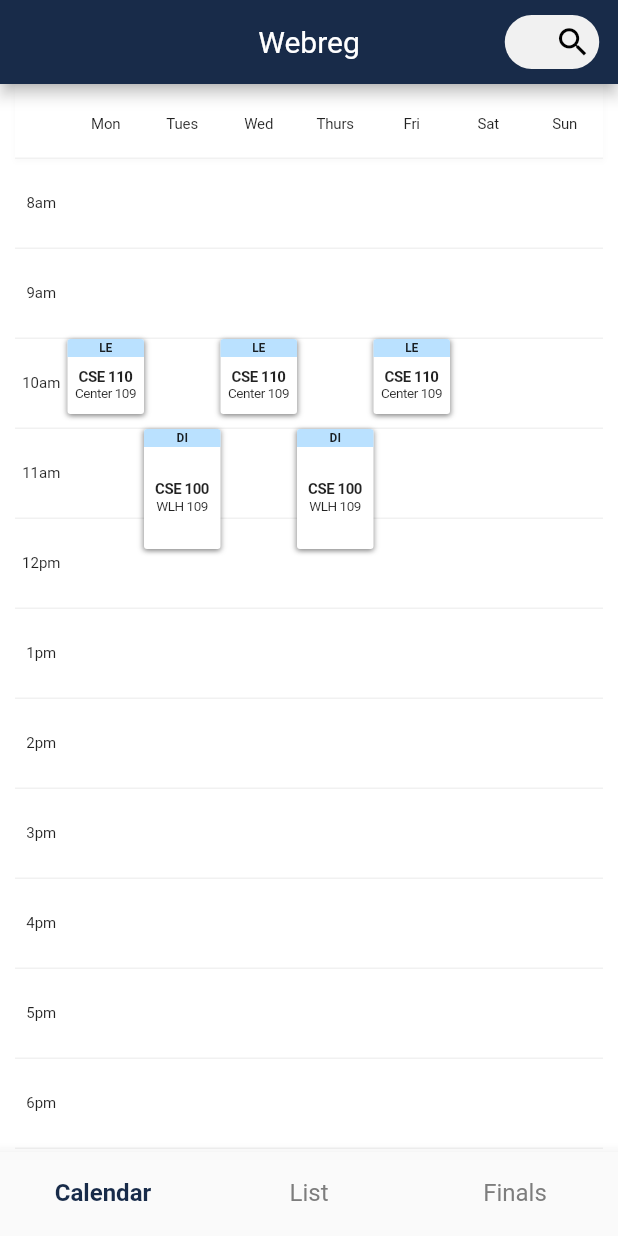
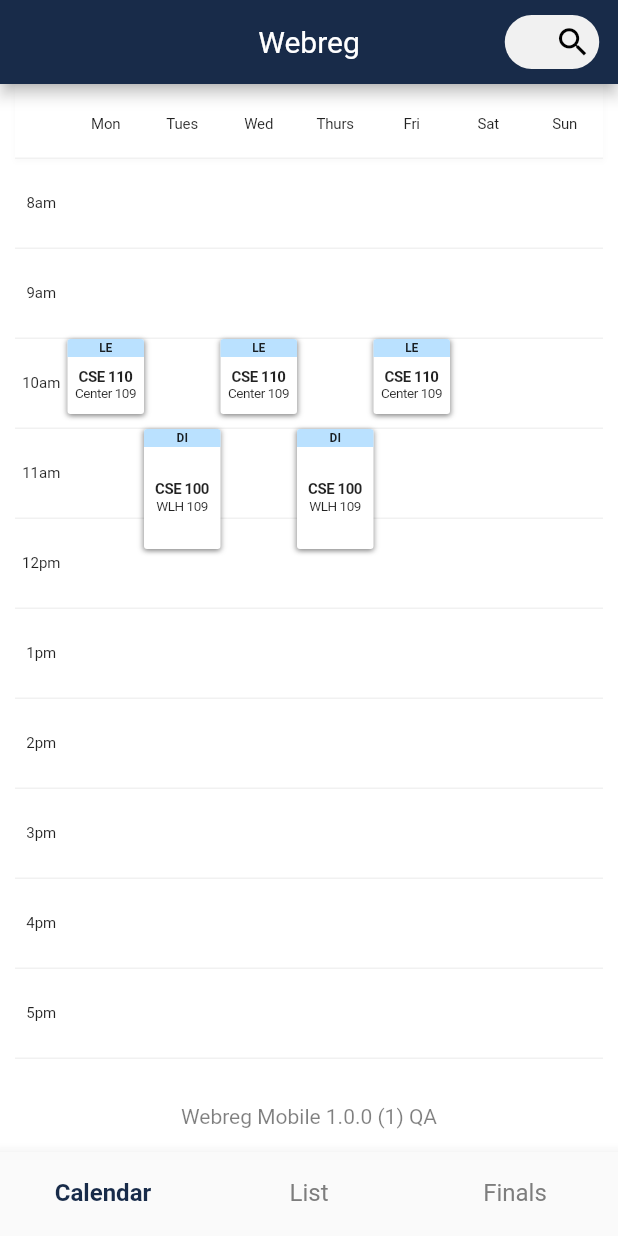
Before and after one commit to UCSD/webreg-mobile, a Flutter app: the screen it shows after launch, on a phone screen of 412 x 824 dp. Run offline on Flutter 3.47's test engine with Material 2 defaults, Android fonts, the light colour scheme and no system bars; our stand-ins replace package_info_plus.

Commit message:
add build info to calendar view

```diff
--- a/lib/ui/calendar/calendar.dart
+++ b/lib/ui/calendar/calendar.dart
@@ -1,8 +1,8 @@
 import 'package:flutter/material.dart';
+import 'package:webreg_mobile_flutter/app_constants.dart';
 import 'package:webreg_mobile_flutter/app_styles.dart';
-import 'package:webreg_mobile_flutter/app_constants.dart';
 import 'package:webreg_mobile_flutter/ui/calendar/calendar_card.dart';
-import 'package:webreg_mobile_flutter/ui/calendar/bottom_course_card.dart';
+import 'package:webreg_mobile_flutter/ui/common/build_info.dart';
 
 class Calendar extends StatelessWidget {
   Calendar(this.color);
@@ -88,14 +88,20 @@
   ];
 
   double getTimeDifference(String start, String end, String prefix) {
-    double diff = DateTime.parse(prefix + end).difference(DateTime.parse(prefix + start)).inMinutes.toDouble();
+    double diff = DateTime.parse(prefix + end)
+        .difference(DateTime.parse(prefix + start))
+        .inMinutes
+        .toDouble();
     print(diff.toString());
     return diff;
   }
 
   @override
   Widget build(BuildContext context) {
-    double calendarCardWidth = (MediaQuery.of(context).size.width - CalendarStyles.calendarTimeWidth - 20) / 7;
+    double calendarCardWidth = (MediaQuery.of(context).size.width -
+            CalendarStyles.calendarTimeWidth -
+            20) /
+        7;
 
     return Container(
         color: Colors.white,
@@ -127,23 +133,23 @@
                     ),
                     Expanded(
                         child: Row(
-                    children: dayOfWeek.map((day) => Expanded(
+                      children: dayOfWeek
+                          .map((day) => Expanded(
                                 flex: 1,
                                 child: Container(
                                     child: Center(
-                          child: Text(day, style: TextStyle(fontSize: 10, letterSpacing: -0.1))
-                        )
-                      ),
-                    )).toList(),
-                  )
-                )
+                                        child: Text(day,
+                                            style: TextStyle(
+                                                fontSize: 10,
+                                                letterSpacing: -0.1)))),
+                              ))
+                          .toList(),
+                    ))
                   ],
-            )
-          ),
+                )),
 
             Expanded(
-            child: Stack(
-              children: <Widget>[
+                child: Stack(children: <Widget>[
               // calendar body
               ListView.builder(
                   itemCount: times.length,
@@ -164,66 +170,26 @@
                               SizedBox(
                                   width: CalendarStyles.calendarTimeWidth,
                                   child: Center(
-                              child: Text(times[index], style: TextStyle(fontSize: 10)),
-                            )
-                          )
-                        ]
-                      )
-                    );
-                  }
-                ),
+                                    child: Text(times[index],
+                                        style: TextStyle(fontSize: 10)),
+                                  ))
+                            ]));
+                  }),
 
-                CalendarCard(
-                  '10:00',
-                  '10:50',
-                  '2020-06-06T',
-                  0,
-                  'LE',
-                  'CSE 110',
-                  'Center 109'
-                ),
-                CalendarCard(
-                  '10:00',
-                  '10:50',
-                  '2020-06-06T',
-                  2,
-                  'LE',
-                  'CSE 110',
-                  'Center 109'
-                ),
-                CalendarCard(
-                  '10:00',
-                  '10:50',
-                  '2020-06-06T',
-                  4,
-                  'LE',
-                  'CSE 110',
-                  'Center 109'
-                ),
+              CalendarCard('10:00', '10:50', '2020-06-06T', 0, 'LE', 'CSE 110',
+                  'Center 109'),
+              CalendarCard('10:00', '10:50', '2020-06-06T', 2, 'LE', 'CSE 110',
+                  'Center 109'),
+              CalendarCard('10:00', '10:50', '2020-06-06T', 4, 'LE', 'CSE 110',
+                  'Center 109'),
 
-                CalendarCard(
-                  '11:00',
-                  '12:20',
-                  '2020-06-06T',
-                  1,
-                  'DI',
-                  'CSE 100',
-                  'WLH 109'
-                ),
-                CalendarCard(
-                  '11:00',
-                  '12:20',
-                  '2020-06-06T',
-                  3,
-                  'DI',
-                  'CSE 100',
-                  'WLH 109'
-                ),
-              ]
-            )
-          )
+              CalendarCard('11:00', '12:20', '2020-06-06T', 1, 'DI', 'CSE 100',
+                  'WLH 109'),
+              CalendarCard('11:00', '12:20', '2020-06-06T', 3, 'DI', 'CSE 100',
+                  'WLH 109'),
+            ])),
+            BuildInfo(),
           ],
-      )
-    );
+        ));
   }
 }
--- /dev/null
+++ b/lib/ui/common/build_info.dart
@@ -0,0 +1,56 @@
+import 'package:flutter/material.dart';
+import 'package:package_info_plus/package_info_plus.dart';
+
+class BuildInfo extends StatefulWidget {
+  @override
+  _BuildInfoState createState() => _BuildInfoState();
+}
+
+class _BuildInfoState extends State<BuildInfo> {
+  PackageInfo _packageInfo = PackageInfo(
+    appName: 'Unknown',
+    version: 'Unknown',
+    buildNumber: 'Unknown',
+    packageName: 'Unknown',
+  );
+
+  @override
+  void initState() {
+    super.initState();
+    _initPackageInfo();
+  }
+
+  Future<void> _initPackageInfo() async {
+    final PackageInfo info = await PackageInfo.fromPlatform();
+    setState(() {
+      _packageInfo = info;
+    });
+  }
+
+  final String buildEnv = "##BUILD_ENV##";
+
+  @override
+  Widget build(BuildContext context) {
+    try {
+      return Container(
+          padding: EdgeInsets.only(top: 16, bottom: 16),
+          width: double.infinity,
+          child: Text(
+            'Webreg Mobile ' +
+                _packageInfo.version +
+                ' (' +
+                _packageInfo.buildNumber +
+                ')' +
+                ((buildEnv == 'PROD' || buildEnv == '##BUILD_ENV##')
+                    ? ''
+                    : ' ' + buildEnv) +
+                ((buildEnv == '##BUILD_ENV##') ? ' QA' : ''),
+            style: TextStyle(color: Colors.black.withOpacity(0.5)),
+            textAlign: TextAlign.center,
+          ));
+    } catch (err) {
+      print(err);
+      return Container();
+    }
+  }
+}
--- a/pubspec.yaml
+++ b/pubspec.yaml
@@ -5,9 +5,10 @@
 environment:
   sdk: ">=2.7.0 <3.0.0"
 dependencies:
+  cupertino_icons: 1.0.0
   flutter:
     sdk: flutter
-  cupertino_icons: ^1.0.0
+  package_info_plus: 1.0.0
 dev_dependencies:
   flutter_test:
     sdk: flutter
```
Also changed, not shown: pubspec.lock, 2 other files. Lines whose indentation alone changed are shown as unchanged.
